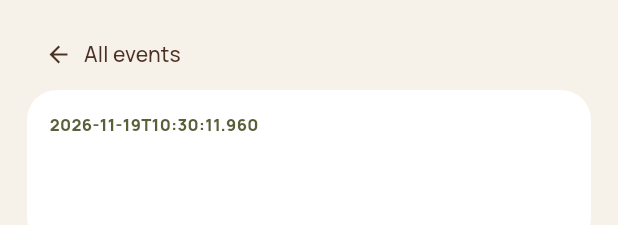
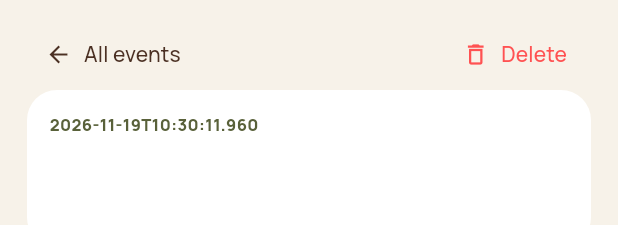
Before and after one commit to muhdsabith/hena-catering-flutter, a Flutter app: the EventDetailPage widget shown alone on an empty page, opened directly with empty values, on a phone screen of 412 x 824 dp. Shown: the top 225 px of the screen. Run offline on Flutter 3.47's test engine with Material 3 defaults, Android fonts, the phone set to English and light mode, and no system bars; our stand-ins replace google_fonts, iconsax_flutter, shared_preferences; accounts and stored records are empty; network calls fail.

Commit message:
Connect event delete callback and confirmation

```diff
--- a/lib/event_detail_page.dart
+++ b/lib/event_detail_page.dart
@@ -10,7 +10,8 @@ class EventDetailPage extends StatefulWidget {
   final List<Map<String, dynamic>> staff;
   final VoidCallback onBack;
   final ValueChanged<Map<String, dynamic>> onUpdate;
-  const EventDetailPage({super.key, required this.event, required this.staff, required this.onBack, required this.onUpdate});
+  final VoidCallback onDelete;
+  const EventDetailPage({super.key, required this.event, required this.staff, required this.onBack, required this.onUpdate, required this.onDelete});
   @override State<EventDetailPage> createState() => _EventDetailPageState();
 }
 
@@ -30,7 +31,20 @@ class _EventDetailPageState extends State<EventDetailPage> {
   @override Widget build(BuildContext context) => ListView(
     padding: const EdgeInsets.fromLTRB(18, 12, 18, 28),
     children: [
-      Align(alignment: Alignment.centerLeft, child: TextButton.icon(onPressed: widget.onBack, icon: const Icon(Icons.arrow_back, color: _coffee), label: const Text('All events', style: TextStyle(color: _coffee)))),
+      Row(children: [
+        Expanded(child: Align(alignment: Alignment.centerLeft, child: TextButton.icon(onPressed: widget.onBack, icon: const Icon(Icons.arrow_back, color: _coffee), label: const Text('All events', style: TextStyle(color: _coffee))))),
+        TextButton.icon(onPressed: () async {
+          final confirm = await showDialog<bool>(context: context, builder: (ctx) => AlertDialog(
+            title: const Text('Delete event?'),
+            content: const Text('This will delete this event and its records.'),
+            actions: [
+              TextButton(onPressed: () => Navigator.pop(ctx, false), child: const Text('Cancel')),
+              TextButton(onPressed: () => Navigator.pop(ctx, true), child: const Text('Delete')),
+            ],
+          ));
+          if (confirm == true) widget.onDelete();
+        }, icon: const Icon(Icons.delete_outline, color: Colors.redAccent), label: const Text('Delete', style: TextStyle(color: Colors.redAccent))),
+      ]),
       _panel(Column(crossAxisAlignment: CrossAxisAlignment.start, children: [
         Text((event['date'] ?? '').toString(), style: const TextStyle(color: _olive, fontWeight: FontWeight.w800, fontSize: 11)),
         const SizedBox(height: 5), Text(event['name'] ?? 'Event', style: const TextStyle(color: _coffee, fontSize: 24, fontWeight: FontWeight.w800)),
```
